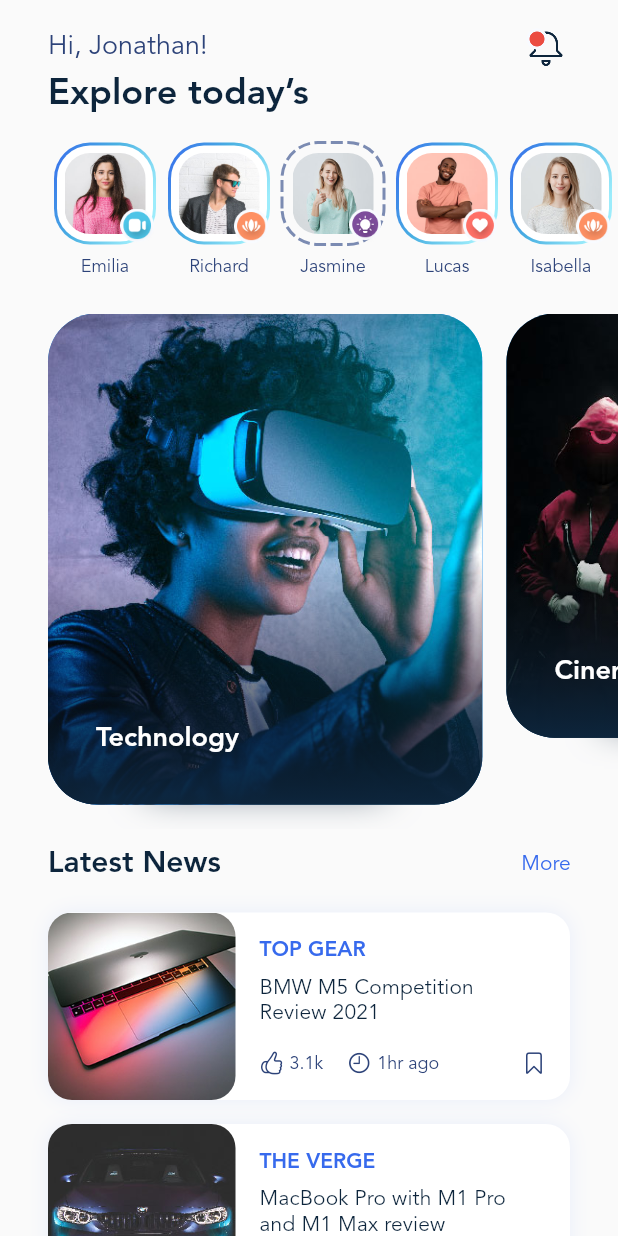
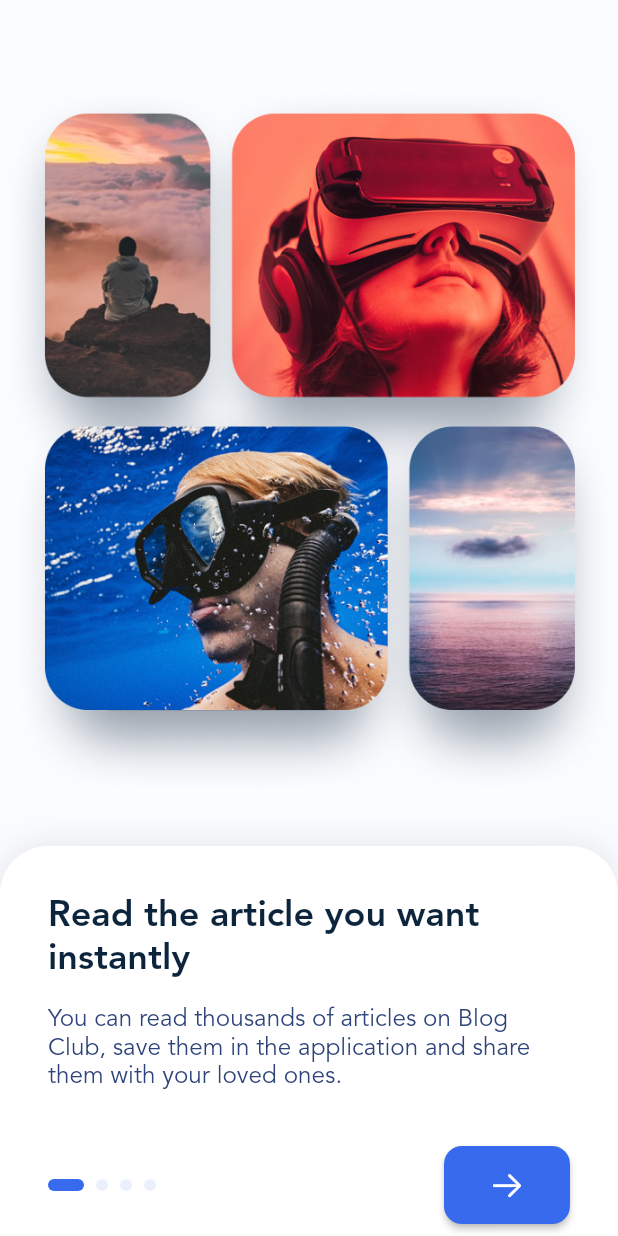
Before and after one commit to shahirokh/nikeproject, a Flutter app: the screen it shows after launch, on a phone screen of 412 x 824 dp. Run offline on Flutter 3.47's test engine with Material 2 defaults, Android fonts, the phone set to English and light mode, and no system bars; drawn by our look-alikes of dotted_border, smooth_page_indicator; our stand-ins replace flutter_svg.

Commit message:
onboarding implemented

```diff
--- a/lib/data.dart
+++ b/lib/data.dart
@@ -142,4 +142,20 @@ class AppDatabase {
           imageFileName: 'small_post_3.jpg'),
     ];
   }
+
+  static List<OnBoardingItem> get onBoardingItems {
+    List<OnBoardingItem> items = [];
+    for (var i = 0; i < 4; i++) {
+      items.add(OnBoardingItem('Read the article you want instantly',
+          'You can read thousands of articles on Blog Club, save them in the application and share them with your loved ones.'));
+    }
+    return items;
+  }
 }
+
+class OnBoardingItem {
+  final String title;
+  final String description;
+
+  OnBoardingItem(this.title, this.description);
+}
--- a/lib/gen/assets.gen.dart
+++ b/lib/gen/assets.gen.dart
@@ -20,6 +20,10 @@ class $AssetsImgGen {
 
 class $AssetsImgBackgroundGen {
   const $AssetsImgBackgroundGen();
+
+  /// File path: assets/img/background/onboarding.png
+  AssetGenImage get onboarding =>
+      const AssetGenImage('assets/img/background/onboarding.png');
 
   /// File path: assets/img/background/splash.png
   AssetGenImage get splash =>
--- a/lib/main.dart
+++ b/lib/main.dart
@@ -38,7 +38,13 @@ class MyApp extends StatelessWidget {
           fontWeight: FontWeight.w400,
           fontFamily: FontFamily.avenir,
         )))),
-        primarySwatch: Colors.blue,
+        colorScheme: const ColorScheme.light(
+            primary: primaryColor,
+            onPrimary: Colors.white,
+            onSurface: primaryTextColor,
+            background: Color(0xffFBFCFF),
+            surface: Colors.white,
+            onBackground: primaryTextColor),
         textTheme: const TextTheme(
             subtitle1: TextStyle(
                 fontFamily: FontFamily.avenir,
--- /dev/null
+++ b/lib/onboarding.dart
@@ -0,0 +1,142 @@
+import 'package:blogclub/data.dart';
+import 'package:blogclub/gen/assets.gen.dart';
+import 'package:blogclub/home.dart';
+import 'package:flutter/cupertino.dart';
+import 'package:flutter/material.dart';
+import 'package:smooth_page_indicator/smooth_page_indicator.dart';
+
+class OnBoardingScreen extends StatefulWidget {
+  const OnBoardingScreen({Key? key}) : super(key: key);
+
+  @override
+  State<OnBoardingScreen> createState() => _OnBoardingScreenState();
+}
+
+class _OnBoardingScreenState extends State<OnBoardingScreen> {
+  final PageController _pageController = PageController();
+  final items = AppDatabase.onBoardingItems;
+
+  int page = 0;
+  @override
+  void initState() {
+    _pageController.addListener(() {
+      if (_pageController.page!.round() != page) {
+        setState(() {
+          page = _pageController.page!.round();
+          debugPrint('Onboarding: Selected Page -> $page');
+        });
+      }
+    });
+    super.initState();
+  }
+
+  @override
+  Widget build(BuildContext context) {
+    final ThemeData themeData = Theme.of(context);
+    return Scaffold(
+      backgroundColor: themeData.colorScheme.background,
+      body: SafeArea(
+        child: Column(
+          children: [
+            Expanded(
+              child: Padding(
+                padding: const EdgeInsets.only(top: 32, bottom: 8),
+                child: Assets.img.background.onboarding.image(),
+              ),
+            ),
+            Container(
+              height: 260,
+              decoration: BoxDecoration(
+                  color: themeData.colorScheme.surface,
+                  boxShadow: [
+                    BoxShadow(
+                      blurRadius: 20,
+                      color: Colors.black.withOpacity(0.1),
+                    )
+                  ],
+                  borderRadius: const BorderRadius.only(
+                      topLeft: Radius.circular(32),
+                      topRight: Radius.circular(32))),
+              child: Column(
+                children: [
+                  Expanded(
+                    child: PageView.builder(
+                      itemCount: items.length,
+                      controller: _pageController,
+                      itemBuilder: (context, index) {
+                        return Padding(
+                          padding: const EdgeInsets.all(32),
+                          child: Column(
+                            crossAxisAlignment: CrossAxisAlignment.start,
+                            children: [
+                              Text(
+                                items[index].title,
+                                style: themeData.textTheme.headline4,
+                              ),
+                              const SizedBox(
+                                height: 16,
+                              ),
+                              Text(
+                                items[index].description,
+                                style: themeData.textTheme.subtitle1!
+                                    .apply(fontSizeFactor: 0.9),
+                              ),
+                            ],
+                          ),
+                        );
+                      },
+                    ),
+                  ),
+                  Container(
+                    height: 60,
+                    padding:
+                        const EdgeInsets.only(left: 32, right: 32, bottom: 8),
+                    child: Row(
+                      mainAxisAlignment: MainAxisAlignment.spaceBetween,
+                      children: [
+                        SmoothPageIndicator(
+                          controller: _pageController,
+                          count: items.length,
+                          effect: ExpandingDotsEffect(
+                              activeDotColor: themeData.colorScheme.primary,
+                              dotWidth: 8,
+                              dotHeight: 8,
+                              dotColor: themeData.colorScheme.primary
+                                  .withOpacity(0.1)),
+                        ),
+                        ElevatedButton(
+                          onPressed: () {
+                            if (page == items.length - 1) {
+                              Navigator.of(context).pushReplacement(
+                                  MaterialPageRoute(
+                                      builder: (context) =>
+                                          const HomeScreen()));
+                            } else {
+                              _pageController.animateToPage(page + 1,
+                                  duration: const Duration(milliseconds: 500),
+                                  curve: Curves.decelerate);
+                            }
+                          },
+                          style: ButtonStyle(
+                              minimumSize:
+                                  MaterialStateProperty.all(const Size(84, 60)),
+                              shape: MaterialStateProperty.all(
+                                RoundedRectangleBorder(
+                                    borderRadius: BorderRadius.circular(12)),
+                              )),
+                          child: Icon(page == items.length - 1
+                              ? CupertinoIcons.check_mark
+                              : CupertinoIcons.arrow_right),
+                        )
+                      ],
+                    ),
+                  ),
+                ],
+              ),
+            ),
+          ],
+        ),
+      ),
+    );
+  }
+}
--- a/lib/splash.dart
+++ b/lib/splash.dart
@@ -1,5 +1,6 @@
 import 'package:blogclub/gen/assets.gen.dart';
 import 'package:blogclub/home.dart';
+import 'package:blogclub/onboarding.dart';
 import 'package:flutter/cupertino.dart';
 import 'package:flutter/material.dart';
 
@@ -15,7 +16,7 @@ class _SplashScreenState extends State<SplashScreen> {
   void initState() {
     Future.delayed(const Duration(seconds: 2)).then((value) {
       Navigator.of(context)
-          .pushReplacement(MaterialPageRoute(builder: (context) => const HomeScreen()));
+          .pushReplacement(MaterialPageRoute(builder: (context) => const OnBoardingScreen()));
     });
     super.initState();
   }
--- a/pubspec.yaml
+++ b/pubspec.yaml
@@ -36,6 +36,7 @@ dependencies:
   cupertino_icons: ^1.0.2
   dotted_border: ^2.0.0+1
   flutter_svg: ^0.23.0+1
+  smooth_page_indicator: ^1.0.0+2
 
 dev_dependencies:
   flutter_test:
```
Also changed, not shown: pubspec.lock.
